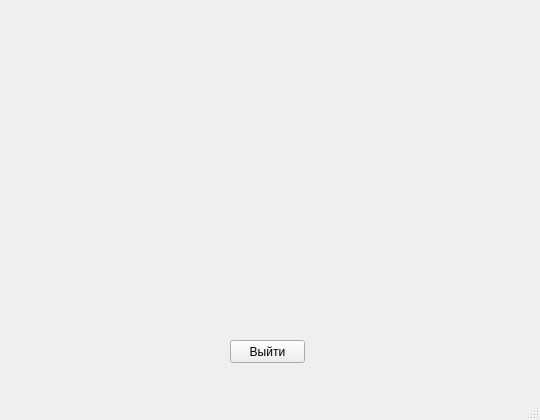
The window that doctormenu.ui (iktkhor/dentapp) describes before a commit, drawn with Qt 5.
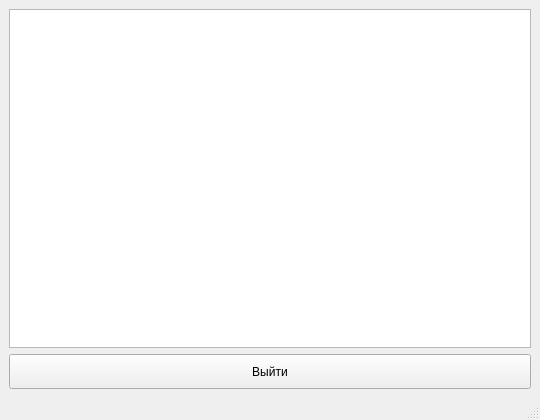
The same window after the commit.

Patch:
```diff
--- a/doctormenu.ui
+++ b/doctormenu.ui
@@ -20,19 +20,24 @@
    <string>MainWindow</string>
   </property>
   <widget class="QWidget" name="centralwidget">
+   <layout class="QVBoxLayout" name="verticalLayout">
+    <item>
+     <widget class="QTableWidget" name="tableWidget"/>
+    </item>
+    <item>
    <widget class="QPushButton" name="exit">
-    <property name="geometry">
-     <rect>
-      <x>230</x>
-      <y>340</y>
-      <width>75</width>
-      <height>23</height>
-     </rect>
+      <property name="minimumSize">
+       <size>
+        <width>0</width>
+        <height>35</height>
+       </size>
     </property>
     <property name="text">
      <string>Выйти</string>
     </property>
    </widget>
+    </item>
+   </layout>
   </widget>
   <widget class="QMenuBar" name="menubar">
    <property name="geometry">
```
Lines whose indentation alone changed are shown as unchanged.
